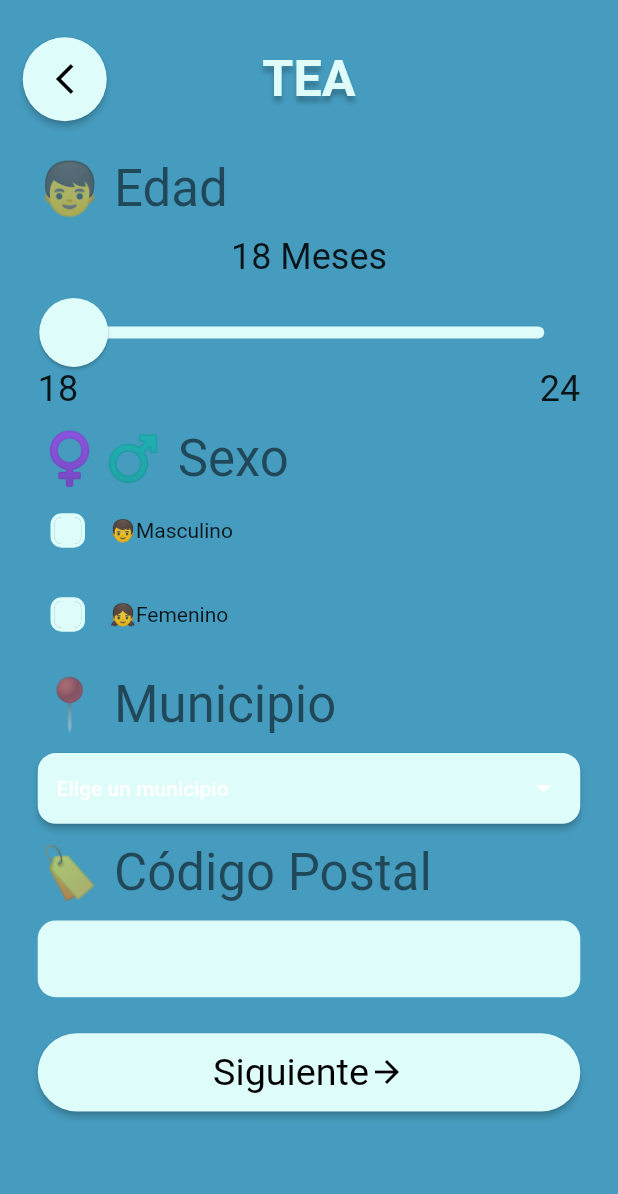
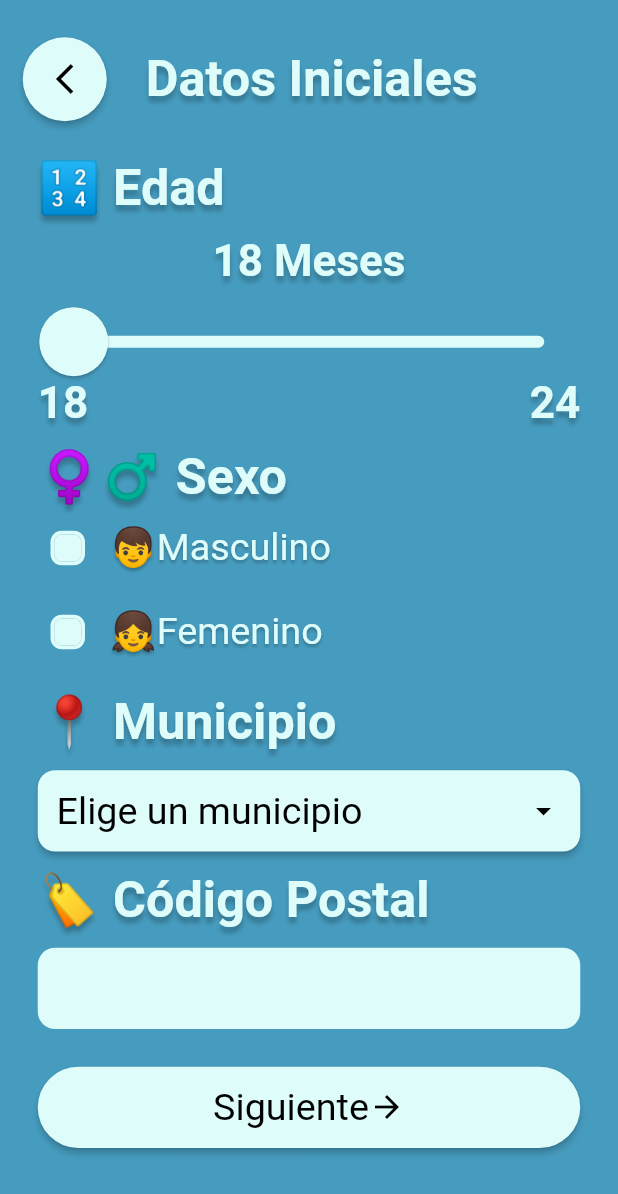
Before and after one commit to AngelMaldonado/TEA, a Flutter app: the InitialData screen opened directly with empty values, on a phone screen of 412 x 824 dp. Shown: the top 1194 px of the screen. Run offline on Flutter 3.47's test engine with Material 2 defaults, Android fonts, the light colour scheme and no system bars; our stand-ins replace animated_splash_screen, flutter_screenutil, flutter_svg, lottie, page_transition, shared_preferences; accounts and stored records are empty.

Commit message:
Problemas de adaptabilidad resueltos

```diff
--- a/lib/screens/initial_data.dart
+++ b/lib/screens/initial_data.dart
@@ -8,6 +8,7 @@
 
 import 'package:flutter/material.dart';
 import 'package:flutter/services.dart';
+import 'package:flutter_screenutil/flutter_screenutil.dart';
 import 'package:tea/models/initial_info.dart';
 import 'package:tea/utils/colors.dart';
 import 'package:tea/widgets/tea_text.dart';
@@ -83,17 +84,14 @@ class _InitialDataState extends State<InitialData>
         child: ListView(
           padding: appPadding,
           children: <Widget>[
-            Text(
-              '👦 Edad',
-              style: Theme.of(context).textTheme.headlineMedium,
+            const TEAText('🔢 Edad', textStyle: TEATextStyle.h2),
+            SizedBox(height: mainSpacing),
+            TEAText(
+              '${widget.initialInfo.age} Meses',
+              textStyle: TEATextStyle.h3,
+              alignment: TextAlign.center,
             ),
-            const SizedBox(height: mainSpacing),
-            Text(
-              '${widget.initialInfo.age} Meses',
-              style: Theme.of(context).textTheme.headlineSmall,
-              textAlign: TextAlign.center,
-            ),
-            const SizedBox(height: mainSpacing),
+            SizedBox(height: mainSpacing),
             TEARangeSelector(
               valueChanged: (newAge) => setState(
                 () => widget.initialInfo.age = newAge.toInt(),
@@ -101,31 +99,20 @@ class _InitialDataState extends State<InitialData>
               value: widget.initialInfo.age.toDouble(),
               min: 18,
               max: 24,
-              minLabel: Text(
-                '18',
-                style: Theme.of(context).textTheme.headlineSmall,
-              ),
-              maxLabel: Text(
-                '24',
-                style: Theme.of(context).textTheme.headlineSmall,
-              ),
+              minLabel: const TEAText('18', textStyle: TEATextStyle.h3),
+              maxLabel: const TEAText('24', textStyle: TEATextStyle.h3),
             ),
-            const SizedBox(height: mainSpacing),
-            Text(
-              '♀️♂️ Sexo',
-              style: Theme.of(context).textTheme.headlineMedium,
-            ),
+            SizedBox(height: mainSpacing),
+            const TEAText('♀️♂️ Sexo', textStyle: TEATextStyle.h2),
             TEACheckBoxGroup(
               options: _sex,
-              onSelectedValueChanged: (String selectedSex) =>
-                  widget.initialInfo.sex = selectedSex.substring(2),
+              onSelectedValueChanged: (String selectedSex) {
+                widget.initialInfo.sex = selectedSex.substring(2);
+              },
             ),
-            const SizedBox(height: mainSpacing),
-            Text(
-              '📍 Municipio',
-              style: Theme.of(context).textTheme.headlineMedium,
-            ),
-            const SizedBox(height: mainSpacing),
+            SizedBox(height: mainSpacing),
+            const TEAText('📍 Municipio', textStyle: TEATextStyle.h2),
+            SizedBox(height: mainSpacing),
             TEAComboBox(
               placeHolder: 'Elige un municipio',
               options: InitialInfo.municipalities,
@@ -133,19 +120,17 @@ class _InitialDataState extends State<InitialData>
                 widget.initialInfo.municipality = selection;
               },
             ),
-            const SizedBox(height: mainSpacing),
-            Text(
-              '🏷️ Código Postal',
-              style: Theme.of(context).textTheme.headlineMedium,
-            ),
-            const SizedBox(height: mainSpacing),
+            SizedBox(height: mainSpacing),
+            const TEAText('🏷️ Código Postal', textStyle: TEATextStyle.h2),
+            SizedBox(height: mainSpacing),
             TextField(
+              autofocus: false,
               maxLength: 5,
               keyboardType: TextInputType.number,
               inputFormatters: <TextInputFormatter>[
                 FilteringTextInputFormatter.digitsOnly,
               ],
-              style: inputTextDark,
+              style: TEAText.textStyles[TEATextStyle.inputText],
               decoration: InputDecoration(
                 counterText: '',
                 contentPadding: buttonPadding,
@@ -153,14 +138,14 @@ class _InitialDataState extends State<InitialData>
                 fillColor: primaryLight,
                 border: OutlineInputBorder(
                   borderSide: BorderSide.none,
-                  borderRadius: BorderRadius.circular(12),
+                  borderRadius: BorderRadius.circular(inputBorderRadius),
                 ),
               ),
               onChanged: (String value) {
                 widget.initialInfo.cp = int.parse(value);
               },
             ),
-            const SizedBox(height: mainSpacing * 2),
+            SizedBox(height: mainSpacing * 2),
             TEAButton(
               action: _validateForm,
               label: 'Siguiente',
--- a/lib/utils/constants.dart
+++ b/lib/utils/constants.dart
@@ -11,13 +11,18 @@ import 'package:flutter_screenutil/flutter_screenutil.dart';
 
 EdgeInsets appPadding = EdgeInsets.symmetric(horizontal: 24.w, vertical: 24.h);
 EdgeInsets buttonPadding = EdgeInsets.symmetric(
-  horizontal: 12.w,
-  vertical: 12.h,
+  horizontal: 12.sp,
+  vertical: 12.sp,
 );
+double inputBorderRadius = 12.h;
+double mainSpacing = 12.sp;
 RoundedRectangleBorder buttonBorderRadius = RoundedRectangleBorder(
   borderRadius: BorderRadius.circular(28.h),
 );
-const double mainSpacing = 12;
+OutlineInputBorder inputWidgetBorder = OutlineInputBorder(
+  borderSide: BorderSide.none,
+  borderRadius: BorderRadius.circular(inputBorderRadius),
+);
 const EdgeInsets textButtonPadding = EdgeInsets.symmetric(
   horizontal: 12,
   vertical: 8,
--- a/lib/widgets/tea_appbar.dart
+++ b/lib/widgets/tea_appbar.dart
@@ -31,18 +31,18 @@ class TEAAppBar extends StatelessWidget {
           leading: Transform.translate(
             offset: const Offset(-10, 0),
             child: TEAButton(
-              action: () => Navigator.pop(context),
+              action: () => action(),
               icon: Icons.arrow_back_ios_new,
               theme: TEAWidgetTheme.secondary,
             ),
           ),
-          centerTitle: true,
+          centerTitle: centerTitle,
           title: centerTitle == false
-              ? const Align(
-                  alignment: Alignment.center,
-                  child: TEAText('TEA', textStyle: TEATextStyle.h2),
+              ? Align(
+                  alignment: Alignment.centerRight,
+                  child: TEAText(title, textStyle: TEATextStyle.h2),
                 )
-              : const TEAText('TEA', textStyle: TEATextStyle.h2),
+              : TEAText(title, textStyle: TEATextStyle.h2),
         ),
       ),
     );
--- a/lib/widgets/tea_button.dart
+++ b/lib/widgets/tea_button.dart
@@ -34,7 +34,7 @@ class TEAButton extends StatelessWidget {
     List<Widget> buttonContent = <Widget>[];
     if (label != null) {
       buttonContent.add(
-        Text(label!, style: TEAText.textStyles[TEATextStyle.inputText]),
+        TEAText(label, textStyle: TEATextStyle.inputText, shadows: false),
       );
     }
     if (icon != null) {
--- a/lib/widgets/tea_checkbox.dart
+++ b/lib/widgets/tea_checkbox.dart
@@ -7,6 +7,9 @@
 /// Facultad de Ingeniería
 
 import 'package:flutter/material.dart';
+import 'package:tea/utils/colors.dart';
+import 'package:tea/utils/tea_theme.dart';
+import 'package:tea/widgets/tea_text.dart';
 
 class TEACheckbox extends StatelessWidget {
   final String title;
@@ -24,7 +27,12 @@ class TEACheckbox extends StatelessWidget {
   Widget build(BuildContext context) {
     return CheckboxListTile(
       contentPadding: EdgeInsets.zero,
-      title: Text(title, style: Theme.of(context).textTheme.bodyMedium),
+      title: TEAText(
+        title,
+        textStyle: TEATextStyle.inputText,
+        color: primaryLight,
+        shadows: true,
+      ),
       value: value,
       onChanged: (_) => toggleAction(title),
       controlAffinity: ListTileControlAffinity.leading,
--- a/lib/widgets/tea_combobox.dart
+++ b/lib/widgets/tea_combobox.dart
@@ -1,5 +1,9 @@
 import 'package:flutter/material.dart';
+import 'package:tea/utils/colors.dart';
+import 'package:tea/utils/constants.dart';
 import 'package:tea/utils/tea_theme.dart';
+import 'package:tea/widgets/tea_button.dart';
+import 'package:tea/widgets/tea_text.dart';
 
 class TEAComboBox extends StatefulWidget {
   final String placeHolder;
@@ -31,7 +35,7 @@ class _TEAComboBoxState extends State<TEAComboBox> {
     }
 
     return ElevatedButton(
-      style: primaryComboBoxTheme,
+      style: comboBoxStyles[TEAWidgetTheme.secondary],
       onPressed: () {
         showDialog(
           context: context,
@@ -42,9 +46,11 @@ class _TEAComboBoxState extends State<TEAComboBox> {
                 itemBuilder: (context, index) => TextButton(
                   style: listTextButtonTheme,
                   onPressed: () => optionSelected(widget.options[index]),
-                  child: Text(
+                  child: TEAText(
                     widget.options[index],
-                    textAlign: TextAlign.center,
+                    textStyle: TEATextStyle.inputText,
+                    alignment: TextAlign.center,
+                    color: Colors.black,
                   ),
                 ),
                 separatorBuilder: (context, index) =>
@@ -59,9 +65,11 @@ class _TEAComboBoxState extends State<TEAComboBox> {
         mainAxisAlignment: MainAxisAlignment.spaceBetween,
         children: <Widget>[
           Expanded(
-            child: Text(
+            child: TEAText(
               selectedValue.isEmpty ? widget.placeHolder : selectedValue,
-              overflow: TextOverflow.ellipsis,
+              textStyle: TEATextStyle.inputText,
+              shadows: false,
+              color: Colors.black,
             ),
           ),
           const Expanded(flex: 0, child: Icon(Icons.arrow_drop_down)),
@@ -69,4 +77,35 @@ class _TEAComboBoxState extends State<TEAComboBox> {
       ),
     );
   }
+
+  static MaterialStateProperty<Color> _comboBoxForegroundColor(
+    Color normal,
+    Color pressed,
+  ) {
+    getForegroundColor(Set<MaterialState> states) =>
+        states.contains(MaterialState.pressed) ? pressed : normal;
+
+    return MaterialStateProperty.resolveWith(getForegroundColor);
+  }
+
+  static Map<TEAWidgetTheme, ButtonStyle> comboBoxStyles = {
+    TEAWidgetTheme.primary: ButtonStyle(
+      padding: MaterialStatePropertyAll(buttonPadding),
+      shape: MaterialStatePropertyAll(buttonBorderRadius),
+      backgroundColor: const MaterialStatePropertyAll(secondary),
+      foregroundColor: _comboBoxForegroundColor(primaryLight, Colors.black),
+      overlayColor: const MaterialStatePropertyAll(secondaryLight),
+    ),
+    TEAWidgetTheme.secondary: ButtonStyle(
+      padding: MaterialStatePropertyAll(buttonPadding),
+      shape: MaterialStatePropertyAll(
+        RoundedRectangleBorder(
+          borderRadius: BorderRadius.circular(inputBorderRadius),
+        ),
+      ),
+      backgroundColor: const MaterialStatePropertyAll(primaryLight),
+      foregroundColor: _comboBoxForegroundColor(Colors.black, primaryLight),
+      overlayColor: const MaterialStatePropertyAll(primaryDark),
+    ),
+  };
 }
--- a/lib/widgets/tea_range_selector.dart
+++ b/lib/widgets/tea_range_selector.dart
@@ -7,14 +7,15 @@
 /// Facultad de Ingeniería
 
 import 'package:flutter/material.dart';
+import 'package:tea/widgets/tea_text.dart';
 
 class TEARangeSelector extends StatefulWidget {
   final Function(double) valueChanged;
   final double value;
   final double min;
   final double max;
-  final Text minLabel;
-  final Text maxLabel;
+  final TEAText minLabel;
+  final TEAText maxLabel;
 
   const TEARangeSelector({
     super.key,
@@ -43,7 +44,7 @@ class _TEARangeSelectorState extends State<TEARangeSelector> {
         ),
         Row(
           mainAxisAlignment: MainAxisAlignment.spaceBetween,
-          children: <Text>[widget.minLabel, widget.maxLabel],
+          children: <TEAText>[widget.minLabel, widget.maxLabel],
         ),
       ],
     );
--- a/lib/widgets/tea_text.dart
+++ b/lib/widgets/tea_text.dart
@@ -15,7 +15,7 @@ const String appFontFamily = 'Montserrat';
 
 class TEAText extends StatelessWidget {
   final String? data;
-  final TEATextStyle textStyle;
+  final TEATextStyle? textStyle;
   final TextAlign? alignment;
   final Color? color;
   final bool? shadows;
@@ -23,7 +23,7 @@ class TEAText extends StatelessWidget {
   const TEAText(
     this.data, {
     super.key,
-    required this.textStyle,
+    this.textStyle = TEATextStyle.p,
     this.alignment = TextAlign.start,
     this.color,
     this.shadows = true,
@@ -45,7 +45,7 @@ class TEAText extends StatelessWidget {
     return Text(
       data!,
       textAlign: alignment,
-      style: getStyle(textStyle),
+      style: getStyle(textStyle!),
     );
   }
 
@@ -56,15 +56,16 @@ class TEAText extends StatelessWidget {
       color: primaryLight,
       shadows: const <Shadow>[titleShadow],
     ),
-    TEATextStyle.h3: const TextStyle(
-      fontSize: 28,
+    TEATextStyle.h3: TextStyle(
+      fontSize: 28.sp,
       fontWeight: FontWeight.bold,
       color: primaryLight,
-      shadows: <Shadow>[titleShadow],
+      shadows: const <Shadow>[titleShadow],
     ),
     TEATextStyle.inputText: TextStyle(
       fontSize: 24.sp,
       fontWeight: FontWeight.normal,
+      shadows: const <Shadow>[textShadow],
     ),
     TEATextStyle.p: TextStyle(
       fontSize: 20.sp,
```
Also changed, not shown: lib/screens/resultado_negativo.dart (deleted, +0 -110 lines), lib/screens/results.dart (+14 -15 lines), lib/widgets/tea_question.dart (+8 -11 lines).
